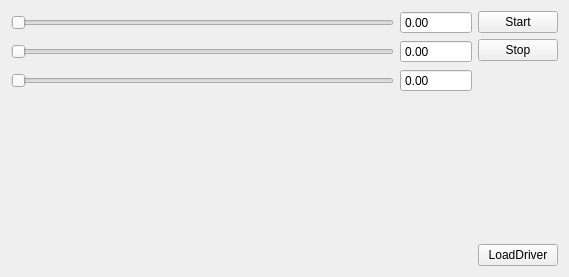
First picture: the form in packages/plugin_library/SimpleUi/RobotXyz/RobotXyzWidget.ui, repository Chunting/UrRobotControllerInTCP, before the edit.
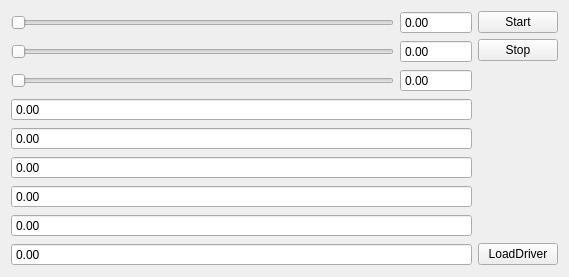
Second picture: the form after the edit.

Diff of the .ui file:
```diff
--- a/packages/plugin_library/SimpleUi/RobotXyz/RobotXyzWidget.ui
+++ b/packages/plugin_library/SimpleUi/RobotXyz/RobotXyzWidget.ui
@@ -14,7 +14,7 @@
    <string>Form</string>
   </property>
   <layout class="QGridLayout" name="gridLayout_2">
-   <item row="0" column="1">
+   <item row="0" column="2">
     <widget class="QPushButton" name="btnStart">
      <property name="text">
       <string>Start</string>
@@ -85,7 +85,7 @@
      </item>
     </layout>
    </item>
-   <item row="3" column="1">
+   <item row="3" column="2">
     <spacer name="verticalSpacer">
      <property name="orientation">
       <enum>Qt::Vertical</enum>
@@ -98,20 +98,98 @@
      </property>
     </spacer>
    </item>
-   <item row="1" column="1">
+   <item row="7" column="0">
+    <widget class="QDoubleSpinBox" name="dsb_j3">
+     <property name="buttonSymbols">
+      <enum>QAbstractSpinBox::NoButtons</enum>
+     </property>
+     <property name="minimum">
+      <double>-9999999.000000000000000</double>
+     </property>
+     <property name="maximum">
+      <double>9999999.000000000000000</double>
+     </property>
+    </widget>
+   </item>
+   <item row="1" column="2">
     <widget class="QPushButton" name="btnStop">
      <property name="text">
       <string>Stop</string>
      </property>
     </widget>
    </item>
-   <item row="4" column="1">
+   <item row="9" column="2">
     <widget class="QPushButton" name="btnLoadDriver">
      <property name="text">
       <string>LoadDriver</string>
      </property>
     </widget>
    </item>
+   <item row="8" column="0">
+    <widget class="QDoubleSpinBox" name="dsb_j4">
+     <property name="buttonSymbols">
+      <enum>QAbstractSpinBox::NoButtons</enum>
+     </property>
+     <property name="minimum">
+      <double>-9999999.000000000000000</double>
+     </property>
+     <property name="maximum">
+      <double>9999999.000000000000000</double>
+     </property>
+    </widget>
+   </item>
+   <item row="9" column="0">
+    <widget class="QDoubleSpinBox" name="dsb_j5">
+     <property name="buttonSymbols">
+      <enum>QAbstractSpinBox::NoButtons</enum>
+     </property>
+     <property name="minimum">
+      <double>-9999999.000000000000000</double>
+     </property>
+     <property name="maximum">
+      <double>9999999.000000000000000</double>
+     </property>
+    </widget>
+   </item>
+   <item row="4" column="0">
+    <widget class="QDoubleSpinBox" name="dsb_j0">
+     <property name="buttonSymbols">
+      <enum>QAbstractSpinBox::NoButtons</enum>
+     </property>
+     <property name="minimum">
+      <double>-9999999.000000000000000</double>
+     </property>
+     <property name="maximum">
+      <double>9999999.000000000000000</double>
+     </property>
+    </widget>
+   </item>
+   <item row="6" column="0">
+    <widget class="QDoubleSpinBox" name="dsb_j2">
+     <property name="buttonSymbols">
+      <enum>QAbstractSpinBox::NoButtons</enum>
+     </property>
+     <property name="minimum">
+      <double>-9999999.000000000000000</double>
+     </property>
+     <property name="maximum">
+      <double>9999999.000000000000000</double>
+     </property>
+    </widget>
+   </item>
+   <item row="5" column="0">
+    <widget class="QDoubleSpinBox" name="dsb_j1">
+     <property name="buttonSymbols">
+      <enum>QAbstractSpinBox::NoButtons</enum>
+     </property>
+     <property name="minimum">
+      <double>-9999999.000000000000000</double>
+     </property>
+     <property name="maximum">
+      <double>9999999.000000000000000</double>
+     </property>
+    </widget>
+   </item>
   </layout>
  </widget>
  <resources/>
```
